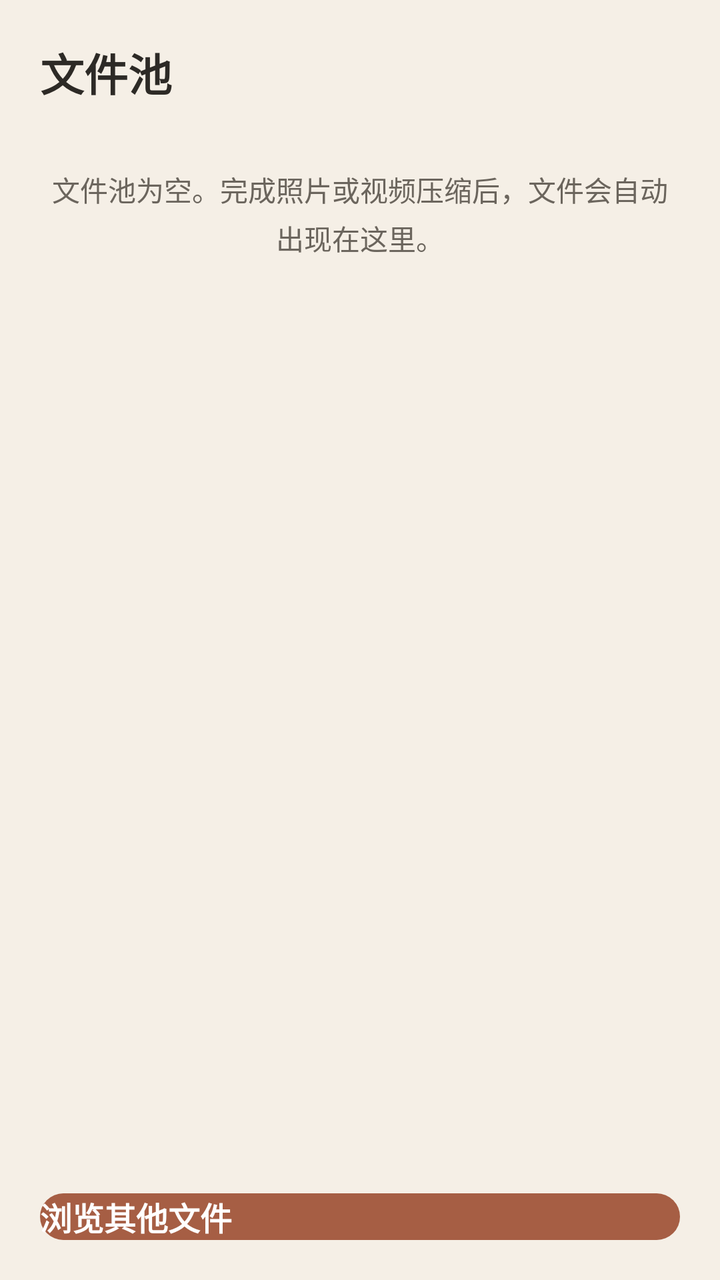
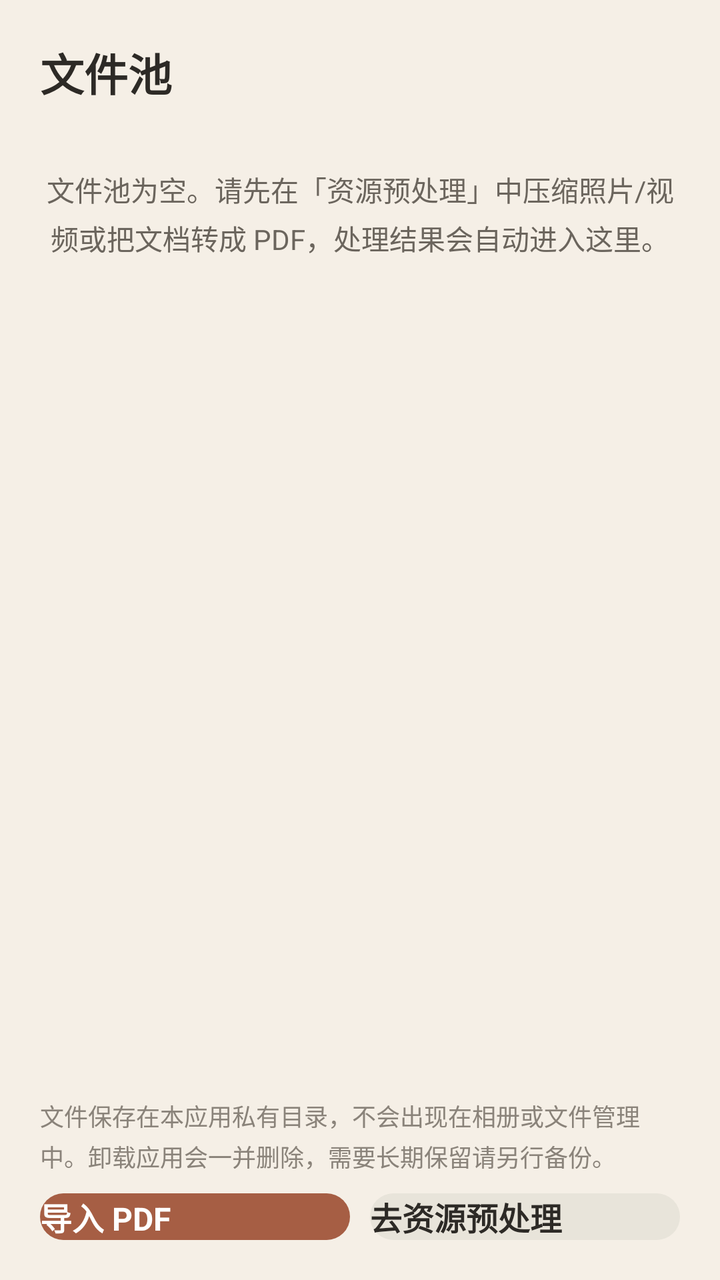

The first picture is an Android layout as it rendered before a commit; the second is the same layout after the commit. The layout source and the unified diff follow.
<!-- AndroidManifest.xml: application theme Theme.MatchShell -->
<!-- res/layout/activity_file_pool.xml -->
<?xml version="1.0" encoding="utf-8"?>
<LinearLayout xmlns:android="http://schemas.android.com/apk/res/android"
    android:layout_width="match_parent"
    android:layout_height="match_parent"
    android:background="@color/ic_launcher_background"
    android:orientation="vertical"
    android:padding="20dp">

    <TextView
        android:layout_width="wrap_content"
        android:layout_height="wrap_content"
        android:text="@string/file_pool_title"
        android:textColor="@color/text_primary"
        android:textSize="22sp"
        android:textStyle="bold" />

    <TextView
        android:id="@+id/file_pool_empty"
        android:layout_width="match_parent"
        android:layout_height="wrap_content"
        android:layout_marginTop="32dp"
        android:gravity="center"
        android:lineSpacingExtra="4dp"
        android:text="@string/file_pool_empty"
        android:textColor="@color/text_secondary"
        android:textSize="14sp" />

    <GridView
        android:id="@+id/file_pool_list"
        android:layout_width="match_parent"
        android:layout_height="0dp"
        android:layout_marginTop="12dp"
        android:layout_weight="1"
        android:columnWidth="104dp"
        android:gravity="center"
        android:horizontalSpacing="10dp"
        android:numColumns="auto_fit"
        android:stretchMode="columnWidth"
        android:verticalSpacing="14dp" />

    <Button
        android:id="@+id/file_pool_browse"
        style="@style/ActionButtonPrimary"
        android:layout_width="match_parent"
        android:layout_height="wrap_content"
        android:layout_marginTop="16dp"
        android:text="@string/file_pool_browse" />
</LinearLayout>
<!-- resources referenced by this layout -->
<resources>
  <color name="ic_launcher_background">#F5EFE6</color>
  <color name="text_primary">#2D2A26</color>
  <color name="text_secondary">#6B655D</color>
  <string name="file_pool_browse">浏览其他文件</string>
  <string name="file_pool_empty">文件池为空。完成照片或视频压缩后，文件会自动出现在这里。</string>
  <string name="file_pool_title">文件池</string>
  <style name="ActionButtonPrimary">
          <item name="android:layout_width">match_parent</item><item name="android:layout_height">52dp</item>
          <item name="android:background">@drawable/button_primary_background</item>
          <item name="android:textColor">@android:color/white</item>
          <item name="android:textSize">16sp</item>
          <item name="android:textStyle">bold</item>
          <item name="android:textAllCaps">false</item>
          <item name="android:stateListAnimator">@null</item>
      </style>
  <style name="Theme.MatchShell" parent="@android:style/Theme.Material.Light.NoActionBar">
          <item name="android:colorAccent">@color/brand</item>
          <item name="android:statusBarColor">@android:color/transparent</item>
          <item name="android:navigationBarColor">@android:color/transparent</item>
          <item name="android:windowLightStatusBar">true</item>
          <item name="android:windowBackground">@color/ic_launcher_background</item>
      </style>
  <!-- drawable button_primary_background (drawable) -->
  <?xml version="1.0" encoding="utf-8"?>
  <selector xmlns:android="http://schemas.android.com/apk/res/android">
      <item android:state_pressed="true">
          <shape>
              <solid android:color="#8C4F38" />
              <corners android:radius="16dp" />
          </shape>
      </item>
      <item>
          <shape>
              <solid android:color="@color/brand" />
              <corners android:radius="16dp" />
          </shape>
      </item>
  </selector>
  <color name="brand">#A65E44</color>
</resources>

<!-- the commit's change to res/layout/activity_file_pool.xml (unified diff, before → after) -->
@@ -1,5 +1,6 @@
 <?xml version="1.0" encoding="utf-8"?>
 <LinearLayout xmlns:android="http://schemas.android.com/apk/res/android"
+    android:id="@+id/file_pool_root"
     android:layout_width="match_parent"
     android:layout_height="match_parent"
     android:background="@color/ic_launcher_background"
@@ -38,11 +39,46 @@
         android:stretchMode="columnWidth"
         android:verticalSpacing="14dp" />
 
+    <TextView
+        android:id="@+id/file_pool_note"
+        android:layout_width="match_parent"
+        android:layout_height="wrap_content"
+        android:layout_marginTop="12dp"
+        android:lineSpacingExtra="3dp"
+        android:text="@string/file_pool_note"
+        android:textColor="@color/text_tertiary"
+        android:textSize="12sp" />
+
     <Button
-        android:id="@+id/file_pool_browse"
+        android:id="@+id/file_pool_submit"
         style="@style/ActionButtonPrimary"
         android:layout_width="match_parent"
         android:layout_height="wrap_content"
-        android:layout_marginTop="16dp"
-        android:text="@string/file_pool_browse" />
+        android:layout_marginTop="12dp"
+        android:text="@string/file_pool_submit_empty"
+        android:visibility="gone" />
+
+    <LinearLayout
+        android:layout_width="match_parent"
+        android:layout_height="wrap_content"
+        android:layout_marginTop="10dp"
+        android:orientation="horizontal">
+
+        <Button
+            android:id="@+id/file_pool_import_pdf"
+            style="@style/ActionButtonPrimary"
+            android:layout_width="0dp"
+            android:layout_height="wrap_content"
+            android:layout_weight="1"
+            android:text="@string/file_pool_import_pdf" />
+
+        <Button
+            android:id="@+id/file_pool_preprocess"
+            style="@style/ActionButtonSecondary"
+            android:layout_width="0dp"
+            android:layout_height="wrap_content"
+            android:layout_marginStart="10dp"
+            android:layout_weight="1"
+            android:text="@string/file_pool_preprocess" />
+    </LinearLayout>
 </LinearLayout>
<!-- resource entries referenced after the edit -->
@@ -3,13 +3,26 @@
   <color name="ic_launcher_background">#F5EFE6</color>
   <color name="text_primary">#2D2A26</color>
   <color name="text_secondary">#6B655D</color>
-  <string name="file_pool_browse">浏览其他文件</string>
-  <string name="file_pool_empty">文件池为空。完成照片或视频压缩后，文件会自动出现在这里。</string>
+  <color name="text_tertiary">#8A837A</color>
+  <string name="file_pool_empty">文件池为空。请先在「资源预处理」中压缩照片/视频或把文档转成 PDF，处理结果会自动进入这里。</string>
+  <string name="file_pool_import_pdf">导入 PDF</string>
+  <string name="file_pool_note">文件保存在本应用私有目录，不会出现在相册或文件管理中。卸载应用会一并删除，需要长期保留请另行备份。</string>
+  <string name="file_pool_preprocess">去资源预处理</string>
+  <string name="file_pool_submit_empty">请先选择要提交的文件</string>
   <string name="file_pool_title">文件池</string>
   <style name="ActionButtonPrimary">
           <item name="android:layout_width">match_parent</item><item name="android:layout_height">52dp</item>
           <item name="android:background">@drawable/button_primary_background</item>
           <item name="android:textColor">@android:color/white</item>
+          <item name="android:textSize">16sp</item>
+          <item name="android:textStyle">bold</item>
+          <item name="android:textAllCaps">false</item>
+          <item name="android:stateListAnimator">@null</item>
+      </style>
+  <style name="ActionButtonSecondary">
+          <item name="android:layout_width">match_parent</item><item name="android:layout_height">52dp</item>
+          <item name="android:background">@drawable/button_secondary_background</item>
+          <item name="android:textColor">@color/text_primary</item>
           <item name="android:textSize">16sp</item>
           <item name="android:textStyle">bold</item>
           <item name="android:textAllCaps">false</item>
@@ -38,6 +51,24 @@
           </shape>
       </item>
   </selector>
+  <!-- drawable button_secondary_background (drawable) -->
+  <?xml version="1.0" encoding="utf-8"?>
+  <selector xmlns:android="http://schemas.android.com/apk/res/android">
+      <item android:state_pressed="true">
+          <shape>
+              <solid android:color="@color/card_pressed" />
+              <corners android:radius="16dp" />
+          </shape>
+      </item>
+      <item>
+          <shape>
+              <solid android:color="@color/card_background" />
+              <corners android:radius="16dp" />
+          </shape>
+      </item>
+  </selector>
   <color name="brand">#A65E44</color>
+  <color name="card_pressed">#DDD9CF</color>
+  <color name="card_background">#E8E4DA</color>
 </resources>
 
